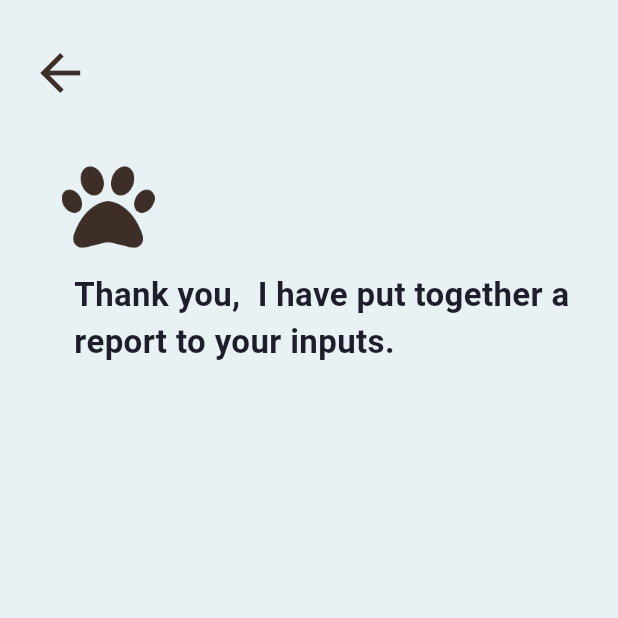
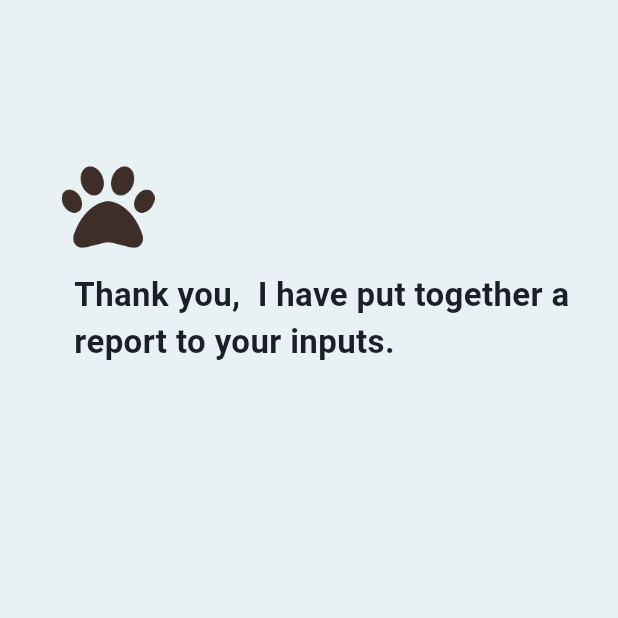
Before and after one commit to javahuhu/PetSymp, a Flutter app: the ReportScreen screen opened directly, on a phone screen of 412 x 824 dp, the top half of it. Run offline on Flutter 3.47's test engine with Material 3 defaults, Android fonts, the phone set to English and light mode, and no system bars; our stand-ins replace animate_do, auto_size_text, card_swiper, cloud_firestore, dio, firebase_auth and 10 more; accounts and stored records are empty.

Commit message:
few edits

```diff
--- a/petsymp/lib/Assesment/report.dart
+++ b/petsymp/lib/Assesment/report.dart
@@ -2,6 +2,8 @@ import 'package:flutter/material.dart';
 import 'package:petsymp/Assesment/newsummary.dart';
 import '../userdata.dart';
 import 'package:provider/provider.dart';
+
+
 class ReportScreen extends StatefulWidget {
   const ReportScreen({super.key});
 
@@ -42,36 +44,16 @@ class ReportScreenState extends State<ReportScreen> {
     final double screenWidth = MediaQuery.of(context).size.width;
     final userName = Provider.of<UserData>(context).userName;
 
-    return Scaffold(
+    return
+    PopScope(
+      canPop: false,
+      child: Scaffold(
       backgroundColor: const Color(0xFFE8F2F5),
       body: Stack(
         children: [
 
             Stack(
               children: [
-                // Back Button
-                Positioned(
-                  top: screenHeight * 0.03,
-                  left: screenWidth * 0.01,
-                  child: ElevatedButton.icon(
-                    onPressed: () {
-                    if (Navigator.canPop(context)) {
-                      Navigator.pop(context); // ✅ Only pops if there's a previous route
-                    }
-                  },
-                    icon: const Icon(
-                      Icons.arrow_back_sharp,
-                      color: Color.fromRGBO(61, 47, 40, 1),
-                      size: 40.0,
-                    ),
-                    label: const Text(''),
-                    style: ElevatedButton.styleFrom(
-                      elevation: 0,
-                      backgroundColor: Colors.transparent,
-                    ),
-                  ),
-                ),
-                // Animated Header
                 AnimatedPositioned(
                   duration: const Duration(seconds: 1),
                   curve: Curves.easeInOut,
@@ -131,7 +113,7 @@ class ReportScreenState extends State<ReportScreen> {
         ],
       ),
 
-    );
+    ));
   }
 
   // Method to create an animated button
```
